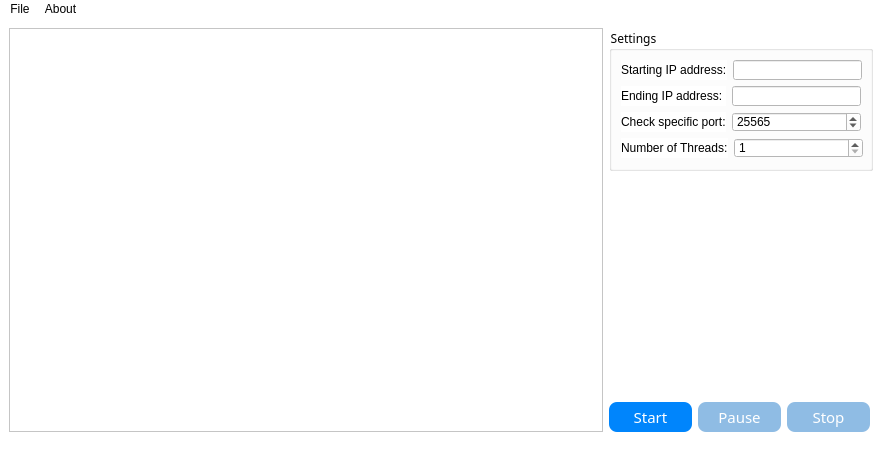
Above: MainWindow.ui from rialbat/MinecraftServerScanner before the change. Below: the same form after it.
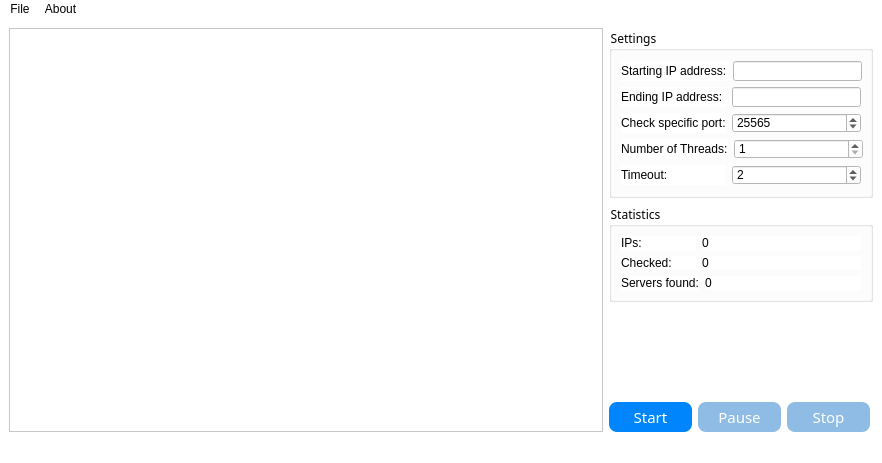
That is the form after the change. Icons and pictures are not drawn. Custom widgets are drawn as their Qt base class.

```diff
--- a/MainWindow.ui
+++ b/MainWindow.ui
@@ -104,12 +104,18 @@
 }</string>
   </property>
   <widget class="QWidget" name="centralwidget">
-   <layout class="QGridLayout" name="gridLayout_2">
+   <layout class="QGridLayout" name="gridLayout_3">
     <item row="0" column="0">
-     <widget class="QTableView" name="tableView"/>
-    </item>
-    <item row="0" column="1">
-     <layout class="QVBoxLayout" name="verticalLayout_2">
+     <layout class="QHBoxLayout" name="horizontalLayout_10">
+      <item>
+       <widget class="QTableView" name="tableView">
+        <attribute name="horizontalHeaderStretchLastSection">
+         <bool>true</bool>
+        </attribute>
+       </widget>
+      </item>
+      <item>
+       <layout class="QVBoxLayout" name="verticalLayout_3">
       <item>
        <widget class="QGroupBox" name="groupBox_2">
         <property name="sizePolicy">
@@ -121,13 +127,13 @@
         <property name="minimumSize">
          <size>
           <width>264</width>
-          <height>143</height>
+            <height>170</height>
          </size>
         </property>
         <property name="maximumSize">
          <size>
           <width>264</width>
-          <height>143</height>
+            <height>170</height>
          </size>
         </property>
         <property name="title">
@@ -286,6 +292,169 @@
              </item>
             </layout>
            </item>
+             <item>
+              <layout class="QHBoxLayout" name="horizontalLayout_6">
+               <item>
+                <widget class="QLabel" name="timeOutLabel">
+                 <property name="text">
+                  <string>Timeout:</string>
+                 </property>
+                </widget>
+               </item>
+               <item>
+                <widget class="QSpinBox" name="timeOutSpinBox">
+                 <property name="sizePolicy">
+                  <sizepolicy hsizetype="Expanding" vsizetype="Expanding">
+                   <horstretch>0</horstretch>
+                   <verstretch>0</verstretch>
+                  </sizepolicy>
+                 </property>
+                 <property name="minimumSize">
+                  <size>
+                   <width>129</width>
+                   <height>20</height>
+                  </size>
+                 </property>
+                 <property name="maximumSize">
+                  <size>
+                   <width>129</width>
+                   <height>20</height>
+                  </size>
+                 </property>
+                 <property name="minimum">
+                  <number>1</number>
+                 </property>
+                 <property name="maximum">
+                  <number>200</number>
+                 </property>
+                 <property name="value">
+                  <number>2</number>
+                 </property>
+                </widget>
+               </item>
+              </layout>
+             </item>
+            </layout>
+           </item>
+          </layout>
+         </widget>
+        </item>
+        <item>
+         <widget class="QGroupBox" name="groupBox">
+          <property name="title">
+           <string>Statistics</string>
+          </property>
+          <layout class="QGridLayout" name="gridLayout_2">
+           <item row="0" column="0">
+            <layout class="QVBoxLayout" name="verticalLayout_2">
+             <item>
+              <layout class="QHBoxLayout" name="horizontalLayout_7">
+               <item>
+                <widget class="QLabel" name="IPsLabel">
+                 <property name="sizePolicy">
+                  <sizepolicy hsizetype="Fixed" vsizetype="Fixed">
+                   <horstretch>0</horstretch>
+                   <verstretch>0</verstretch>
+                  </sizepolicy>
+                 </property>
+                 <property name="minimumSize">
+                  <size>
+                   <width>75</width>
+                   <height>0</height>
+                  </size>
+                 </property>
+                 <property name="text">
+                  <string>IPs:</string>
+                 </property>
+                </widget>
+               </item>
+               <item>
+                <widget class="QLabel" name="IPsLabelStat">
+                 <property name="sizePolicy">
+                  <sizepolicy hsizetype="Preferred" vsizetype="Preferred">
+                   <horstretch>0</horstretch>
+                   <verstretch>0</verstretch>
+                  </sizepolicy>
+                 </property>
+                 <property name="text">
+                  <string>0</string>
+                 </property>
+                </widget>
+               </item>
+              </layout>
+             </item>
+             <item>
+              <layout class="QHBoxLayout" name="horizontalLayout_8">
+               <item>
+                <widget class="QLabel" name="CheckedLabel">
+                 <property name="sizePolicy">
+                  <sizepolicy hsizetype="Fixed" vsizetype="Fixed">
+                   <horstretch>0</horstretch>
+                   <verstretch>0</verstretch>
+                  </sizepolicy>
+                 </property>
+                 <property name="minimumSize">
+                  <size>
+                   <width>75</width>
+                   <height>0</height>
+                  </size>
+                 </property>
+                 <property name="text">
+                  <string>Checked:</string>
+                 </property>
+                </widget>
+               </item>
+               <item>
+                <widget class="QLabel" name="CheckedLabelStat">
+                 <property name="sizePolicy">
+                  <sizepolicy hsizetype="Preferred" vsizetype="Preferred">
+                   <horstretch>0</horstretch>
+                   <verstretch>0</verstretch>
+                  </sizepolicy>
+                 </property>
+                 <property name="text">
+                  <string>0</string>
+                 </property>
+                </widget>
+               </item>
+              </layout>
+             </item>
+             <item>
+              <layout class="QHBoxLayout" name="horizontalLayout_9">
+               <item>
+                <widget class="QLabel" name="FoundLabel">
+                 <property name="sizePolicy">
+                  <sizepolicy hsizetype="Fixed" vsizetype="Fixed">
+                   <horstretch>0</horstretch>
+                   <verstretch>0</verstretch>
+                  </sizepolicy>
+                 </property>
+                 <property name="minimumSize">
+                  <size>
+                   <width>75</width>
+                   <height>0</height>
+                  </size>
+                 </property>
+                 <property name="text">
+                  <string>Servers found:</string>
+                 </property>
+                </widget>
+               </item>
+               <item>
+                <widget class="QLabel" name="FoundLabelStat">
+                 <property name="sizePolicy">
+                  <sizepolicy hsizetype="Preferred" vsizetype="Preferred">
+                   <horstretch>0</horstretch>
+                   <verstretch>0</verstretch>
+                  </sizepolicy>
+                 </property>
+                 <property name="text">
+                  <string>0</string>
+                 </property>
+                </widget>
+               </item>
+              </layout>
+             </item>
           </layout>
          </item>
         </layout>
@@ -296,9 +465,6 @@
         <property name="orientation">
          <enum>Qt::Vertical</enum>
         </property>
-        <property name="sizeType">
-         <enum>QSizePolicy::Expanding</enum>
-        </property>
         <property name="sizeHint" stdset="0">
          <size>
           <width>20</width>
@@ -395,6 +561,8 @@
            <string>Stop</string>
           </property>
          </widget>
+          </item>
+         </layout>
         </item>
        </layout>
       </item>
```
Lines whose indentation alone changed are shown as unchanged.
